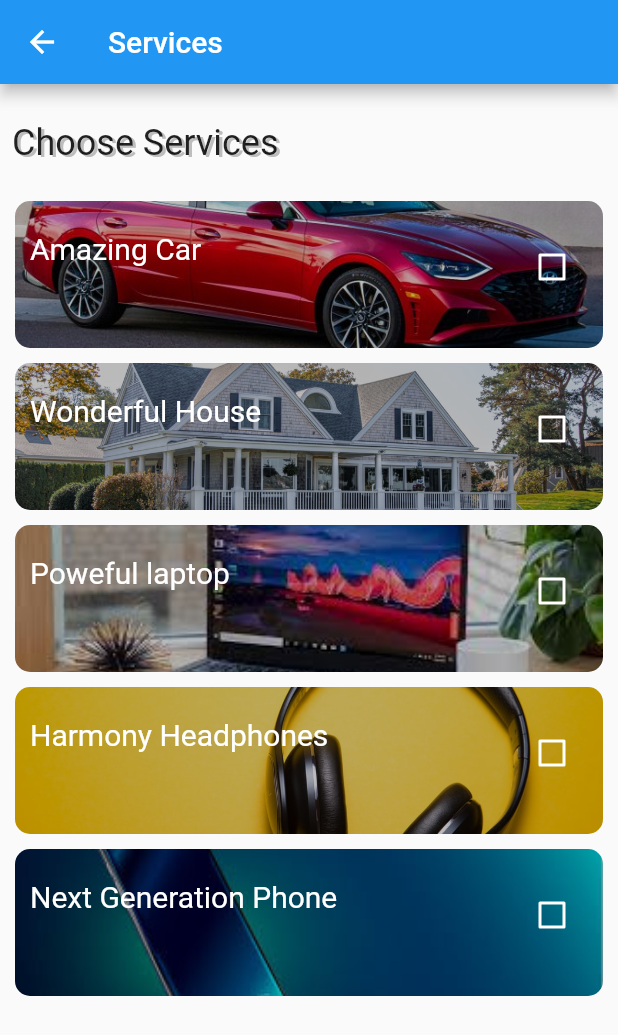
After one commit to mahdi-ko/Simple-Booking-App, a Flutter app: the ServicesScreen screen opened by its route, on a phone screen of 412 x 824 dp. The commit adds this screen. Shown: the top 1035 px of the screen. Run offline on Flutter 3.47's test engine with Material 2 defaults, Android fonts, the phone set to English and light mode, and no system bars.

Commit message:
services screen added

```diff
--- a/lib/main.dart
+++ b/lib/main.dart
@@ -1,5 +1,7 @@
 import 'package:booking_app/providers/Person.dart';
+import 'package:booking_app/providers/service.dart';
 import 'package:booking_app/widgets/add_person.dart';
+import 'package:booking_app/widgets/services_screen.dart';
 import 'package:flutter/material.dart';
 import 'package:provider/provider.dart';
 
@@ -13,19 +15,24 @@ class MyApp extends StatelessWidget {
     return MultiProvider(
       providers: [
         ChangeNotifierProvider<Persons>(
-          create: (_) {
-            return Persons();
-          },
+          create: (_) => Persons(),
+        ),
+        ChangeNotifierProvider<Services>(
+          create: (_) => Services(),
         )
       ],
       child: MaterialApp(
         debugShowCheckedModeBanner: false,
         title: 'Booking App',
         theme: ThemeData(
+          unselectedWidgetColor: Colors.white,
           primarySwatch: Colors.blue,
           accentColor: Colors.orange[700],
         ),
         home: AddPerson(),
+        routes: {
+          ServicesScreen.route: (ctx) => ServicesScreen(),
+        },
       ),
     );
   }
--- /dev/null
+++ b/lib/providers/service.dart
@@ -0,0 +1,21 @@
+import 'package:flutter/cupertino.dart';
+
+class Service {
+  final int? id;
+  final String? name;
+  final String? imageSrc;
+
+  Service({required this.id, required this.name, required this.imageSrc});
+}
+
+class Services with ChangeNotifier {
+  final _services = [
+    Service(id: 1, name: 'Amazing Car', imageSrc: 'assets/car.jpg'),
+    Service(id: 2, name: 'Wonderful House', imageSrc: 'assets/house.jpg'),
+    Service(id: 3, name: 'Poweful laptop', imageSrc: 'assets/laptop.jpg'),
+    Service(id: 4, name: 'Harmony Headphones', imageSrc: 'assets/headphones.jpg'),
+    Service(id: 5, name: 'Next Generation Phone', imageSrc: 'assets/mobile.jpg')
+  ];
+
+  List<Service> get services => _services;
+}
--- /dev/null
+++ b/lib/widgets/services_screen.dart
@@ -0,0 +1,101 @@
+import 'package:booking_app/providers/service.dart';
+import 'package:booking_app/widgets/add_person.dart';
+
+import 'package:flutter/material.dart';
+import 'package:provider/provider.dart';
+
+class ServicesScreen extends StatelessWidget {
+  static const route = '/services';
+  @override
+  Widget build(BuildContext context) {
+    final services = Provider.of<Services>(context, listen: false).services;
+    final Map<String, bool> chosenServices = {};
+
+    return Scaffold(
+      appBar: AppBar(
+        title: Text('Services'),
+      ),
+      body: Column(
+        crossAxisAlignment: CrossAxisAlignment.start,
+        children: [
+          SizedBox(height: 25),
+          HeaderText('Choose Services', Theme.of(context)),
+          Expanded(
+            child: GridView(
+              padding: EdgeInsets.symmetric(horizontal: 10, vertical: 25),
+              gridDelegate: SliverGridDelegateWithFixedCrossAxisCount(
+                crossAxisCount: 1,
+                childAspectRatio: 4,
+                mainAxisSpacing: 10,
+              ),
+              children: services.map((service) {
+                return ServiceWidget(service: service, chosenServices: chosenServices);
+              }).toList(),
+            ),
+          ),
+        ],
+      ),
+    );
+  }
+}
+
+class ServiceWidget extends StatefulWidget {
+  final Service service;
+  final Map<String, bool> chosenServices;
+  const ServiceWidget({required this.service, required this.chosenServices});
+
+  @override
+  _ServiceWidgetState createState() => _ServiceWidgetState();
+}
+
+class _ServiceWidgetState extends State<ServiceWidget> {
+  bool? isChecked = false;
+  @override
+  Widget build(BuildContext context) {
+    return GestureDetector(
+      onTap: () {
+        _changeCheckVal(!isChecked!);
+      },
+      child: Stack(
+        fit: StackFit.expand,
+        children: [
+          ClipRRect(
+            borderRadius: BorderRadius.circular(10),
+            child: Image.asset(
+              widget.service.imageSrc!,
+              color: Colors.black26,
+              fit: BoxFit.cover,
+              colorBlendMode: BlendMode.darken,
+            ),
+          ),
+          Positioned(
+            left: 10,
+            top: 20,
+            child: Text(
+              widget.service.name!,
+              style: TextStyle(color: Colors.white, fontSize: 20),
+            ),
+          ),
+          Positioned(
+            right: 10,
+            top: 20,
+            child: Checkbox(
+              value: isChecked,
+              onChanged: (newVal) {
+                _changeCheckVal(newVal!);
+              },
+            ),
+          )
+        ],
+      ),
+    );
+  }
+
+  void _changeCheckVal(bool newVal) {
+    widget.chosenServices[widget.service.name!] = newVal;
+    setState(() {
+      isChecked = newVal;
+    });
+    print(widget.chosenServices);
+  }
+}
```
Also changed, not shown: pubspec.yaml (+6 -3 lines), assets/car.jpg (added), assets/headphones.jpg (added), assets/house.jpg (added), assets/laptop.jpg (added), assets/mobile.jpg (added).
